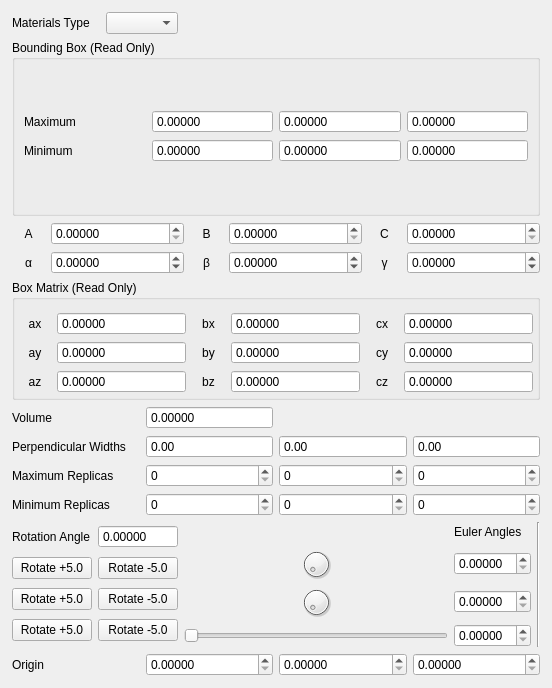
Old version of the form iraspa/iraspagui/cellcellform.ui in the repository iRASPA/iRASPA-QT.
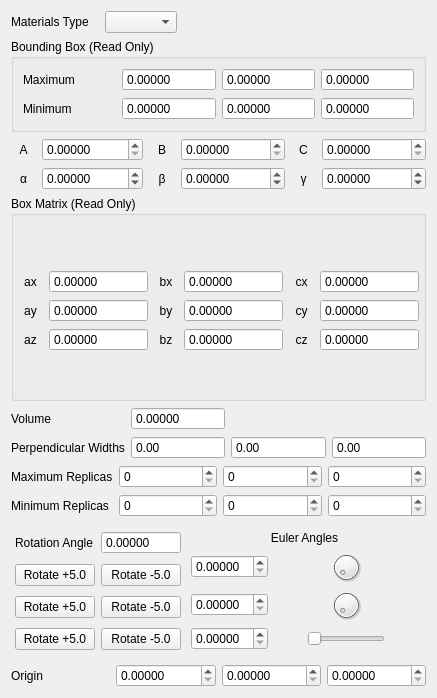
New version of the form. Custom widgets are drawn as their Qt base class.

Diff of the .ui file:
```diff
--- a/iraspa/iraspagui/cellcellform.ui
+++ b/iraspa/iraspagui/cellcellform.ui
@@ -6,26 +6,14 @@
    <rect>
     <x>0</x>
     <y>0</y>
-    <width>552</width>
-    <height>688</height>
+    <width>437</width>
+    <height>698</height>
    </rect>
   </property>
   <property name="windowTitle">
    <string>Form</string>
   </property>
-  <layout class="QVBoxLayout" name="verticalLayout_2" stretch="1,4,0,1,4,1,0,4">
-   <property name="leftMargin">
-    <number>12</number>
-   </property>
-   <property name="topMargin">
-    <number>12</number>
-   </property>
-   <property name="rightMargin">
-    <number>12</number>
-   </property>
-   <property name="bottomMargin">
-    <number>12</number>
-   </property>
+  <layout class="QVBoxLayout" name="verticalLayout_2">
    <item>
     <layout class="QHBoxLayout" name="horizontalLayout_5">
      <item>
@@ -883,7 +871,19 @@
     </layout>
    </item>
    <item>
-    <layout class="QHBoxLayout" name="horizontalLayout">
+    <layout class="QHBoxLayout" name="horizontalLayout_8">
+     <property name="leftMargin">
+      <number>4</number>
+     </property>
+     <property name="topMargin">
+      <number>4</number>
+     </property>
+     <property name="rightMargin">
+      <number>4</number>
+     </property>
+     <property name="bottomMargin">
+      <number>4</number>
+     </property>
      <item>
       <layout class="QGridLayout" name="gridLayout_6">
        <item row="0" column="0">
@@ -948,41 +948,42 @@
       </layout>
      </item>
      <item>
-      <layout class="QGridLayout" name="gridLayout_9">
-       <item row="0" column="1">
+      <layout class="QVBoxLayout" name="verticalLayout">
+       <property name="leftMargin">
+        <number>4</number>
+       </property>
+       <property name="topMargin">
+        <number>4</number>
+       </property>
+       <property name="rightMargin">
+        <number>4</number>
+       </property>
+       <property name="bottomMargin">
+        <number>4</number>
+       </property>
+       <item>
         <widget class="QLabel" name="label_21">
          <property name="text">
           <string>Euler Angles</string>
          </property>
-        </widget>
-       </item>
-       <item row="1" column="0">
-        <widget class="QDoubleDial" name="EulerAngleXDial">
-         <property name="maximumSize">
-          <size>
-           <width>16777215</width>
-           <height>32</height>
-          </size>
+         <property name="alignment">
+          <set>Qt::AlignCenter</set>
          </property>
          <property name="focusPolicy">
           <enum>Qt::NoFocus</enum>
          </property>
         </widget>
        </item>
-       <item row="2" column="0">
-        <widget class="QDoubleDial" name="EulerAngleZDial">
-         <property name="maximumSize">
-          <size>
-           <width>16777215</width>
-           <height>32</height>
-          </size>
-         </property>
-         <property name="focusPolicy">
-          <enum>Qt::NoFocus</enum>
-         </property>
-        </widget>
-       </item>
-       <item row="0" column="0">
+       <item>
+        <layout class="QHBoxLayout" name="horizontalLayout_4">
+         <item>
+          <widget class="CustomDoubleSpinBox" name="EulerAngleXDoubleSpinBox">
+           <property name="decimals">
+            <number>5</number>
+           </property>
+          </widget>
+         </item>
+         <item>
         <spacer name="horizontalSpacer_3">
          <property name="orientation">
           <enum>Qt::Horizontal</enum>
@@ -995,45 +996,132 @@
          </property>
         </spacer>
        </item>
-       <item row="3" column="0">
-        <widget class="QDoubleSlider" name="EulerAngleYSlider">
+         <item>
+          <widget class="QDoubleDial" name="EulerAngleXDial">
+           <property name="maximumSize">
+            <size>
+             <width>32</width>
+             <height>32</height>
+            </size>
+           </property>
          <property name="focusPolicy">
           <enum>Qt::NoFocus</enum>
          </property>
+          </widget>
+         </item>
+         <item>
+          <spacer name="horizontalSpacer_4">
          <property name="orientation">
           <enum>Qt::Horizontal</enum>
          </property>
-        </widget>
-       </item>
-       <item row="2" column="1">
+           <property name="sizeHint" stdset="0">
+            <size>
+             <width>40</width>
+             <height>20</height>
+            </size>
+           </property>
+          </spacer>
+         </item>
+        </layout>
+       </item>
+       <item>
+        <layout class="QHBoxLayout" name="horizontalLayout_2">
+         <item>
         <widget class="CustomDoubleSpinBox" name="EulerAngleZDoubleSpinBox">
          <property name="decimals">
           <number>5</number>
          </property>
         </widget>
        </item>
-       <item row="3" column="1">
+         <item>
+          <spacer name="horizontalSpacer_6">
+           <property name="orientation">
+            <enum>Qt::Horizontal</enum>
+           </property>
+           <property name="sizeHint" stdset="0">
+            <size>
+             <width>40</width>
+             <height>20</height>
+            </size>
+           </property>
+          </spacer>
+         </item>
+         <item>
+          <widget class="QDoubleDial" name="EulerAngleZDial">
+           <property name="maximumSize">
+            <size>
+             <width>32</width>
+             <height>32</height>
+            </size>
+           </property>
+           <property name="focusPolicy">
+            <enum>Qt::NoFocus</enum>
+           </property>
+          </widget>
+         </item>
+         <item>
+          <spacer name="horizontalSpacer_5">
+           <property name="orientation">
+            <enum>Qt::Horizontal</enum>
+           </property>
+           <property name="sizeHint" stdset="0">
+            <size>
+             <width>40</width>
+             <height>20</height>
+            </size>
+           </property>
+          </spacer>
+         </item>
+        </layout>
+       </item>
+       <item>
+        <layout class="QHBoxLayout" name="horizontalLayout">
+         <item>
         <widget class="CustomDoubleSpinBox" name="EulerAngleYDoubleSpinBox">
          <property name="decimals">
           <number>5</number>
          </property>
         </widget>
        </item>
-       <item row="1" column="1">
-        <widget class="CustomDoubleSpinBox" name="EulerAngleXDoubleSpinBox">
-         <property name="decimals">
-          <number>5</number>
-         </property>
-        </widget>
-       </item>
-      </layout>
-     </item>
+         <item>
+          <spacer name="horizontalSpacer_7">
+           <property name="orientation">
+            <enum>Qt::Horizontal</enum>
+           </property>
+           <property name="sizeHint" stdset="0">
+            <size>
+             <width>40</width>
+             <height>20</height>
+            </size>
+           </property>
+          </spacer>
+         </item>
      <item>
-      <widget class="Line" name="line">
+          <widget class="QDoubleSlider" name="EulerAngleYSlider">
+           <property name="focusPolicy">
+            <enum>Qt::NoFocus</enum>
+           </property>
        <property name="orientation">
-        <enum>Qt::Vertical</enum>
-       </property>
-      </widget>
+            <enum>Qt::Horizontal</enum>
+           </property>
+          </widget>
+         </item>
+         <item>
+          <spacer name="horizontalSpacer_8">
+           <property name="orientation">
+            <enum>Qt::Horizontal</enum>
+           </property>
+           <property name="sizeHint" stdset="0">
+            <size>
+             <width>40</width>
+             <height>20</height>
+            </size>
+           </property>
+          </spacer>
+         </item>
+        </layout>
+       </item>
+      </layout>
      </item>
     </layout>
    </item>
```
Left out of the diff: 3 changed lines with no effect on the pictures. Lines whose indentation alone changed are shown as unchanged.
